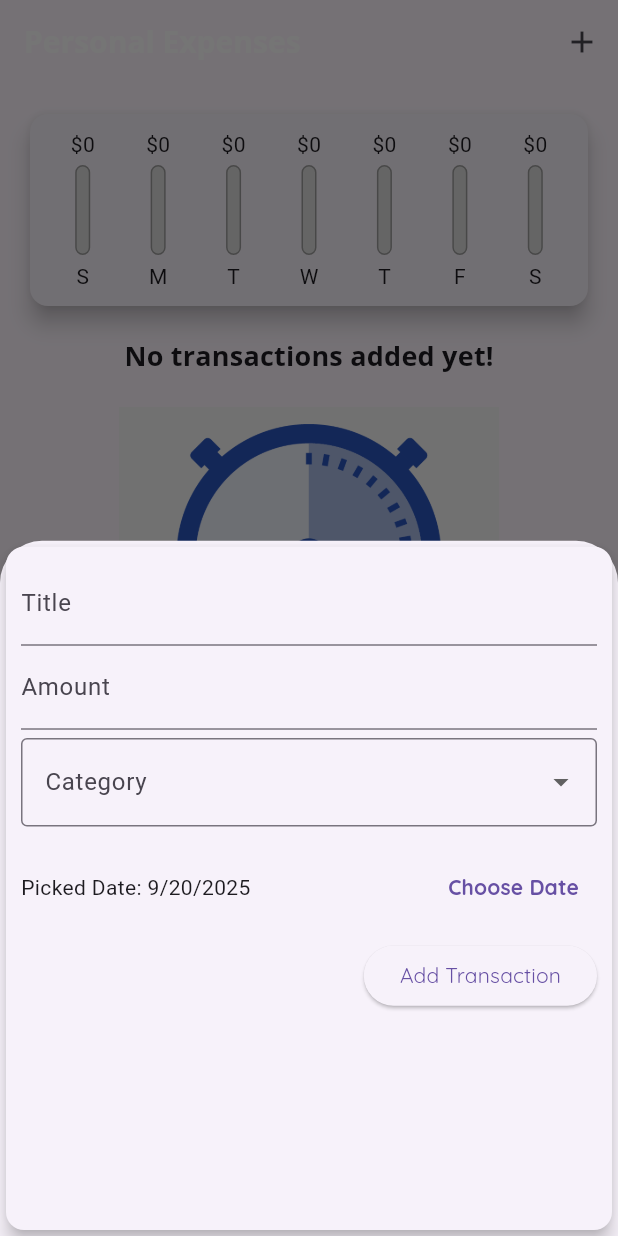
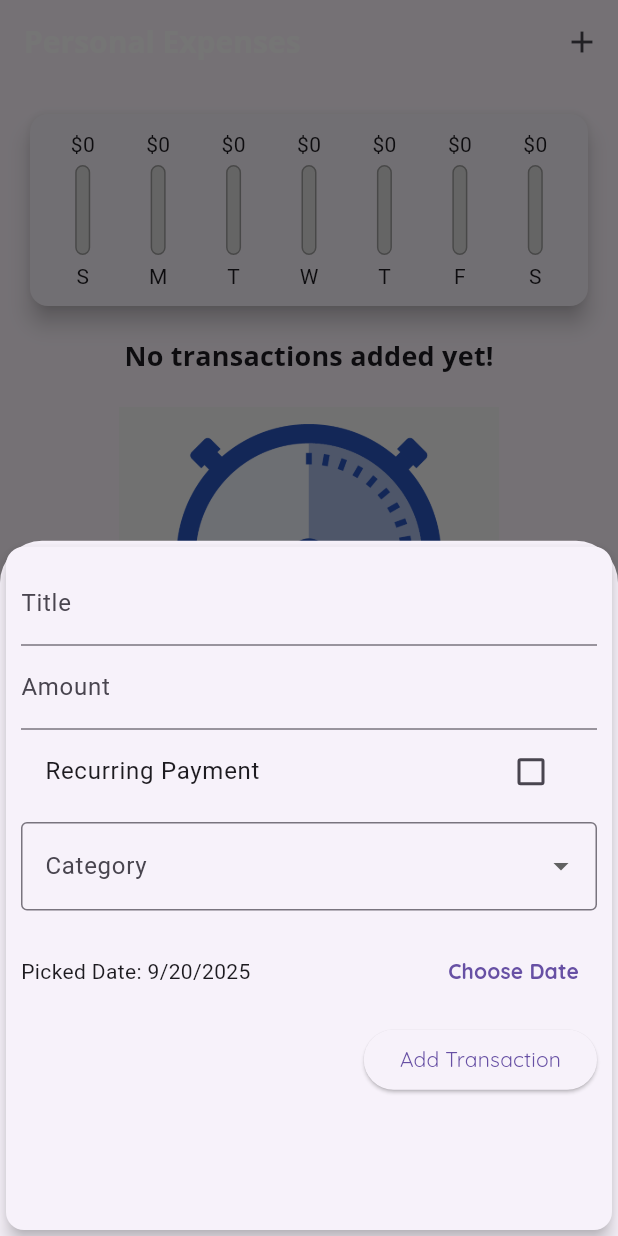
Before and after one commit to Anna-Dinius/ASE-456-Expense-App, a Flutter app: the screen it shows after launch, after a tap on the "add" icon, on a phone screen of 412 x 824 dp. Run offline on Flutter 3.47's test engine with Material 3 defaults, Android fonts, the light colour scheme and no system bars; our stand-ins replace cloud_firestore, firebase_core; accounts and stored records are empty.

Commit message:
The application now can write payment intervals and recurring to the Transaction documents.

```diff
--- a/root/lib/main.dart
+++ b/root/lib/main.dart
@@ -73,7 +73,7 @@ class _MyHomePageState extends State<MyHomePage> {
   ///
   /// NEW: Now requires a categoryId parameter to categorize the expense
   Future<void> _addNewTransaction(String txTitle, double txAmount,
-      DateTime chosenDate, String categoryId) async {
+      DateTime chosenDate, String categoryId, bool recurring, String interval) async {
     final txId = firestore.FirebaseFirestore.instance
         .collection('users')
         .doc(TEST_USER_ID)
@@ -87,6 +87,8 @@ class _MyHomePageState extends State<MyHomePage> {
       amount: txAmount,
       date: chosenDate,
       categoryId: categoryId, // NEW: Include the selected category
+      recurring: recurring, //NEW: Include recurring and interval
+      interval: interval,
     );
 
     setState(() {
@@ -104,6 +106,8 @@ class _MyHomePageState extends State<MyHomePage> {
       'date': chosenDate,
       'categoryId':
           categoryId, // NEW: Include category information in Firestore
+      'recurring' : recurring,
+      'interval' : interval,
     });
   }
 
--- a/root/lib/model/transaction.dart
+++ b/root/lib/model/transaction.dart
@@ -1,3 +1,5 @@
+import 'package:flutter/material.dart';
+
 /// Represents a single expense transaction
 /// This class stores all the information about one expense entry
 class Transaction {
@@ -16,6 +18,10 @@ class Transaction {
   // NEW: Which category this expense belongs to (links to Category.id)
   final String categoryId;
 
+  // NEW: Recurring Payments
+  final bool recurring;
+  final String interval;
+
   /// Constructor for creating a new transaction
   /// All parameters are required to ensure every transaction has complete information
   Transaction({
@@ -24,6 +30,9 @@ class Transaction {
     required this.amount,
     required this.date,
     required this.categoryId, // NEW: Now required to categorize every expense
+    //New: Now required recurring and interval
+    required this.recurring,
+    required this.interval,
   });
 
   /// Creates a copy of this transaction with some fields updated
@@ -38,6 +47,8 @@ class Transaction {
     double? amount,
     DateTime? date,
     String? categoryId,
+    bool? recurring,
+    String? interval,
   }) {
     return Transaction(
       // If a new value is provided, use it; otherwise keep the original value
@@ -46,6 +57,8 @@ class Transaction {
       amount: amount ?? this.amount,
       date: date ?? this.date,
       categoryId: categoryId ?? this.categoryId,
+      recurring: recurring ?? this.recurring,
+      interval: interval ?? this.interval,
     );
   }
 
@@ -60,6 +73,8 @@ class Transaction {
       'amount': amount,
       'date': date.toIso8601String(), // Convert date to string format
       'categoryId': categoryId, // NEW: Include category information
+      'recurring': recurring, // NEW: Include recurring and interval
+      'interval': interval,
     };
   }
 
@@ -75,6 +90,8 @@ class Transaction {
       amount: json['amount'].toDouble(), // Convert back to double
       date: DateTime.parse(json['date']), // Convert string back to DateTime
       categoryId: json['categoryId'], // NEW: Restore category information
+      recurring: json['recurring'], // NEW: Include recurring and interval
+      interval: json['interval'],
     );
   }
 
@@ -88,6 +105,8 @@ class Transaction {
       date: (data['date']).toDate(),
       categoryId: data['categoryId'] ??
           'other', // NEW: Include category, default to 'other'
+      recurring: data['recurring'] ?? false, // NEW: Include recurring and interval
+      interval: data['interval'] ?? ''
     );
   }
 
@@ -99,6 +118,8 @@ class Transaction {
       'amount': amount,
       'date': date,
       'categoryId': categoryId, // NEW: Include category information
+      'recurring': recurring,
+      'interval': interval,
     };
   }
 
@@ -115,7 +136,9 @@ class Transaction {
         other.title == title &&
         other.amount == amount &&
         other.date == date &&
-        other.categoryId == categoryId; // NEW: Also compare category
+        other.categoryId == categoryId && // NEW: Also compare category
+        other.recurring == recurring &&  // NEW: Include recurring and interval
+        other.interval == interval;
   }
 
   /// Generates a unique number for this transaction
@@ -127,13 +150,15 @@ class Transaction {
         title.hashCode ^
         amount.hashCode ^
         date.hashCode ^
-        categoryId.hashCode; // NEW: Include category in hash calculation
+        categoryId.hashCode ^ // NEW: Include category in hash calculation
+        recurring.hashCode ^  // NEW: Include recurring and interval
+        interval.hashCode;
   }
 
   /// Returns a string representation of this transaction
   /// Useful for debugging - shows all the transaction's properties
   @override
   String toString() {
-    return 'Transaction(id: $id, title: $title, amount: $amount, date: $date, categoryId: $categoryId)';
+    return 'Transaction(id: $id, title: $title, amount: $amount, date: $date, categoryId: $categoryId, recurring: $recurring, interval: $interval)';
   }
 }
--- a/root/lib/view/new_transaction.dart
+++ b/root/lib/view/new_transaction.dart
@@ -28,6 +28,10 @@ class _NewTransactionState extends State<NewTransaction> {
   // NEW: The category the user selected for this transaction
   // It's nullable (?) because the user might not have selected one yet
   Category? _selectedCategory;
+
+  //NEW: The user can select recurring payments through a check box, and then select an interval
+  bool _isRecurring = false;
+  String _selectedInterval = 'Daily'; //Set to Daily as default due to DropDownMenu
 
   String getNow() {
     final DateTime now = DateTime.now();
@@ -65,11 +69,14 @@ class _NewTransactionState extends State<NewTransaction> {
 
     // Call the parent's addTx function with all the form data
     // NEW: Include the selected category ID
+    // NEW: Included isRecurring and selectedInterval
     widget.addTx(
       enteredTitle,
       enteredAmount,
       _selectedDate,
       _selectedCategory!.id, // Use ! to tell Dart we know it's not null
+      _isRecurring,
+      _selectedInterval
     );
 
     // Close the modal and return to the main screen
@@ -113,6 +120,32 @@ class _NewTransactionState extends State<NewTransaction> {
               keyboardType: TextInputType.number,
               onSubmitted: (_) => _submitData(),
             ),
+            //NEW: Recurring Payment Toggle
+            CheckboxListTile(
+              title: Text('Recurring Payment'),
+              checkColor: Colors.white,
+              value: _isRecurring,
+              onChanged: (bool? value){
+                setState((){
+                  _isRecurring = value!;
+                });
+              }
+            ),
+            //If the user selected recurring payment, they can now select an interval
+            if (_isRecurring)
+              DropdownButton(
+                value: _selectedInterval,
+                items: <String>['Daily', 'Weekly', 'Monthly'].map((String value){
+                  return DropdownMenuItem(
+                    value: value,
+                    child: Text(value),
+                    );
+              }).toList(),
+              onChanged: (String? newValue){
+                setState(() {
+                  _selectedInterval = newValue!;
+                });
+              }),
             // NEW: Category Selection Dropdown
             // This allows users to choose which category their expense belongs to
             Container(
```
Also changed, not shown: root/pubspec.lock.
